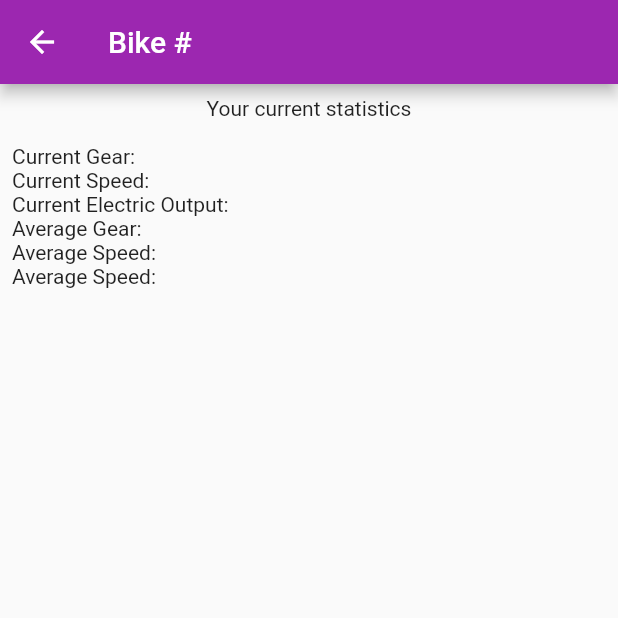
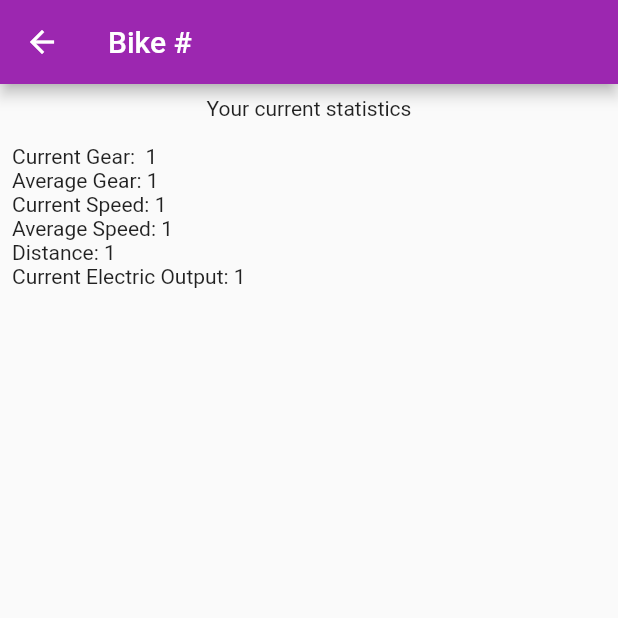
Before and after one commit to SiamakSamie/conuhacks, a Flutter app: the YourBikePage screen opened directly, on a phone screen of 412 x 824 dp, the top half of it. Run offline on Flutter 3.47's test engine with Material 2 defaults, Android fonts, the light colour scheme and no system bars; our stand-ins replace google_maps_flutter.

Commit message:
turning 0s into 1s

```diff
--- a/lib/bikes/yourBikePage.dart
+++ b/lib/bikes/yourBikePage.dart
@@ -1,8 +1,39 @@
 import 'package:flutter/material.dart';
 
-class YourBikePage extends StatelessWidget {
+import 'dart:async';
+
+class YourBikePage extends StatefulWidget {
+  final BikeInfo bikeInfo = new BikeInfo(0, 0, 0, 0, 0, 0);
+  @override
+  State createState() => YourBikePageState();
+}
+
+class YourBikePageState extends State<YourBikePage> {
+  BikeInfo bikeInfo;
+
+  @override
+  void initState() {
+    bikeInfo = widget.bikeInfo;
+    super.initState();
+  }
+
+  @override
+  void didUpdateWidget(YourBikePage oldWidget) {
+    super.didUpdateWidget(oldWidget);
+  }
+
   @override
   Widget build(BuildContext context) {
+    print('swagmuffin ${bikeInfo.gear}');
+    const oneSec = const Duration(seconds: 1);
+    new Timer.periodic(
+        oneSec,
+        (Timer t) => setState(() {
+              bikeInfo = new BikeInfo(1, 1, 1, 1, 1, 1);
+            }));
+
+    print('hello ${bikeInfo.gear}');
+
     return Scaffold(
       appBar: AppBar(
         title: Text("Bike #"),
@@ -27,12 +58,12 @@ class YourBikePage extends StatelessWidget {
                 child: Column(
                   crossAxisAlignment: CrossAxisAlignment.start,
                   children: <Widget>[
-                  Text('Current Gear: '),
-                  Text('Current Speed: '),
-                  Text('Current Electric Output: '),
-                  Text('Average Gear: '),
-                  Text('Average Speed: '),
-                  Text('Average Speed: '),
+                    Text('Current Gear:  ${bikeInfo.gear}'),
+                    Text('Average Gear: ${bikeInfo.avgGear}'),
+                    Text('Current Speed: ${bikeInfo.avgSpeed}'),
+                    Text('Average Speed: ${bikeInfo.avgSpeed}'),
+                    Text('Distance: ${bikeInfo.distance}'),
+                    Text('Current Electric Output: ${bikeInfo.output}'),
                   ],
                 ),
               ),
@@ -43,3 +74,22 @@ class YourBikePage extends StatelessWidget {
     );
   }
 }
+
+class BikeInfo {
+  int gear = 1;
+  int avgGear = 2;
+  int speed = 3;
+  int avgSpeed = 4;
+  int distance = 5;
+  int output = 6;
+
+  BikeInfo(int gear, int avgGear, int speed, int avgSpeed, int distance,
+      int output) {
+    this.gear = gear;
+    this.avgGear = avgGear;
+    this.speed = speed;
+    this.avgSpeed = avgSpeed;
+    this.distance = distance;
+    this.output = output;
+  }
+}
```
Lines whose indentation alone changed are shown as unchanged.
